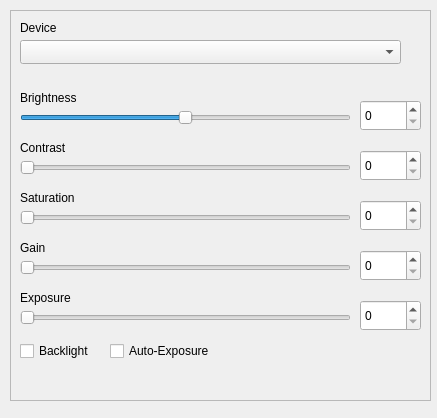
Qt form AtmosphericSensorSystem/CameraPropertiesWindow.ui (m-riley04/ModularSensorSystem) before a commit.
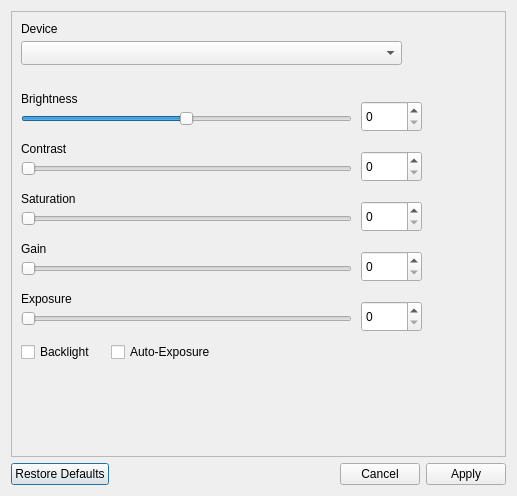
The same form after that commit.

Commit message: trasnfer to diaog box

What changed in the file:
```diff
--- a/AtmosphericSensorSystem/CameraPropertiesWindow.ui
+++ b/AtmosphericSensorSystem/CameraPropertiesWindow.ui
@@ -1,27 +1,21 @@
 <?xml version="1.0" encoding="UTF-8"?>
 <ui version="4.0">
  <class>CameraPropertiesWindowClass</class>
- <widget class="QWidget" name="CameraPropertiesWindowClass">
+ <widget class="QDialog" name="CameraPropertiesWindowClass">
   <property name="geometry">
    <rect>
     <x>0</x>
     <y>0</y>
-    <width>437</width>
-    <height>418</height>
+    <width>517</width>
+    <height>496</height>
    </rect>
   </property>
   <property name="windowTitle">
    <string>CameraPropertiesWindow</string>
   </property>
+  <layout class="QVBoxLayout" name="verticalLayout">
+   <item>
   <widget class="QFrame" name="frame">
-   <property name="geometry">
-    <rect>
-     <x>10</x>
-     <y>10</y>
-     <width>421</width>
-     <height>391</height>
-    </rect>
-   </property>
    <property name="frameShape">
     <enum>QFrame::Shape::StyledPanel</enum>
    </property>
@@ -297,6 +291,15 @@
     </property>
    </widget>
   </widget>
+   </item>
+   <item>
+    <widget class="QDialogButtonBox" name="buttonBox">
+     <property name="standardButtons">
+      <set>QDialogButtonBox::StandardButton::Apply|QDialogButtonBox::StandardButton::Cancel|QDialogButtonBox::StandardButton::RestoreDefaults</set>
+     </property>
+    </widget>
+   </item>
+  </layout>
  </widget>
  <layoutdefault spacing="6" margin="11"/>
  <resources/>
```
Lines whose indentation alone changed are shown as unchanged. The commit also changes 2 other files.
